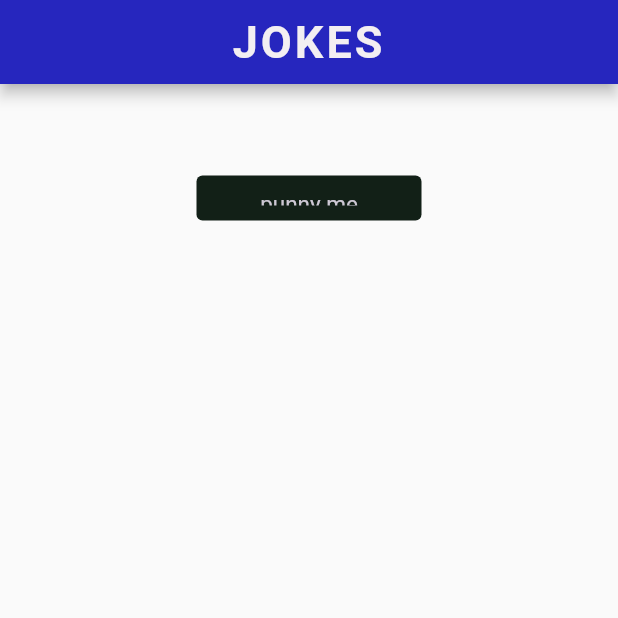
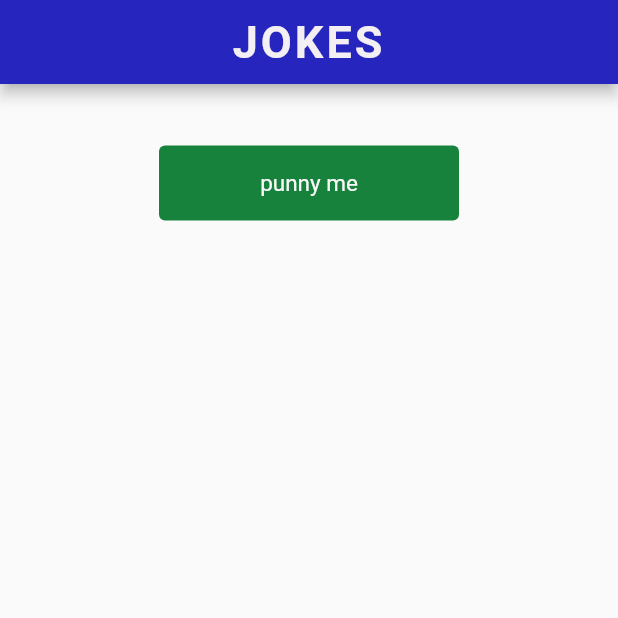
Before and after one commit to anshd258/random-jokes-generator, a Flutter app: the screen it shows after launch, on a phone screen of 412 x 824 dp, the top half of it. Run offline on Flutter 3.47's test engine with Material 2 defaults, Android fonts, the phone set to English and light mode, and no system bars; network calls fail.

Commit message:
canged text button

```diff
--- a/lib/main.dart
+++ b/lib/main.dart
@@ -51,7 +51,8 @@ class _ppostState extends State<ppost> {
             ),
           ),
         ),
-        body: Column(children: <Widget>[
+        body: Column(
+          children: <Widget>[
             Container(
               width: double.infinity,
               alignment: Alignment.center,
@@ -62,25 +63,26 @@ class _ppostState extends State<ppost> {
                 style: TextStyle(
                   fontSize: 20,
                   fontWeight: FontWeight.bold,
-                color: Color.fromARGB(247, 31, 31, 31),
-                height: 3,
+                  color: Color.fromARGB(247, 100, 53, 53),
+                  height: 2,
                 ),
               ),
             ),
             SizedBox(
-              height: 30,
-              width: 150,
+                height: 50,
+                width: 200,
                 child: TextButton(
                   onPressed: getjokes,
                   child: Text('punny me'),
                   style: TextButton.styleFrom(
-                  padding: EdgeInsets.all(10),
-                  primary: Color.fromARGB(255, 205, 200, 212),
+                    padding: EdgeInsets.all(3),
+                    primary: Color.fromARGB(255, 248, 248, 248),
                     textStyle: const TextStyle(fontSize: 15),
-                  backgroundColor: Color.fromARGB(240, 4, 18, 9),
+                    backgroundColor: Color.fromARGB(239, 7, 122, 47),
                   ),
-              ))
-        ]),
+                )),
+          ],
+        ),
       ),
     );
   }
```
Lines whose indentation alone changed are shown as unchanged.
